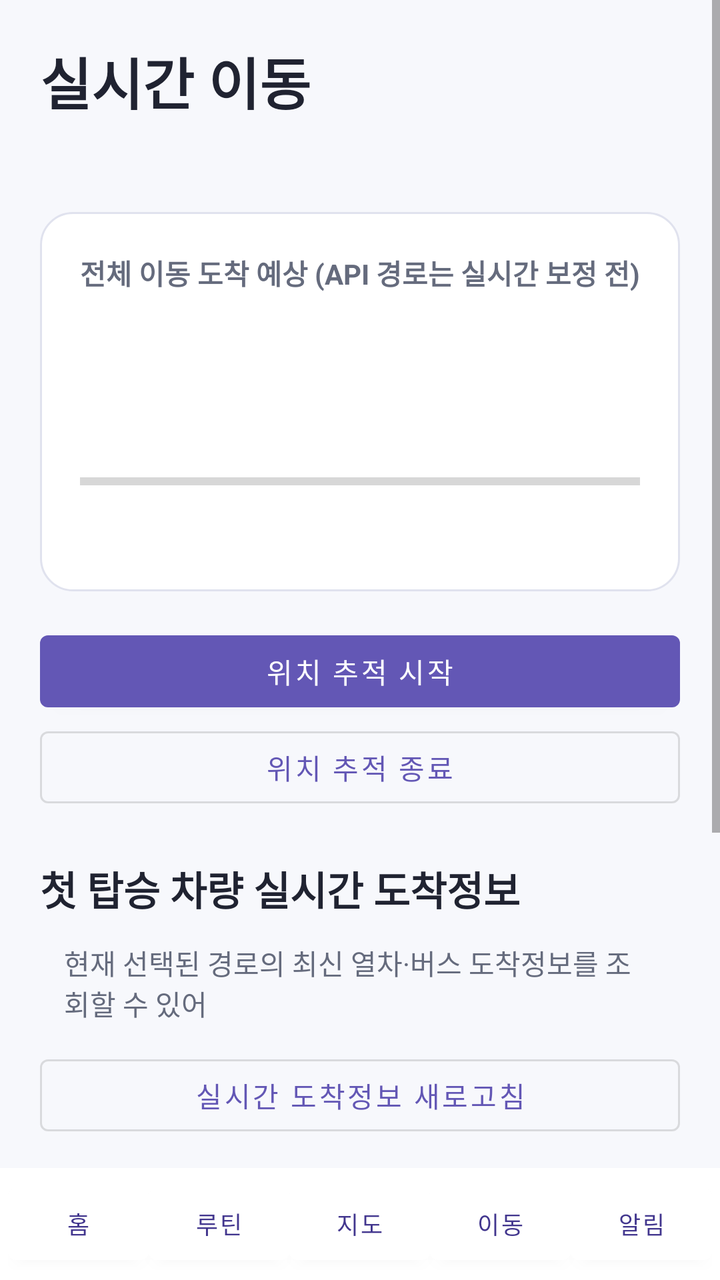
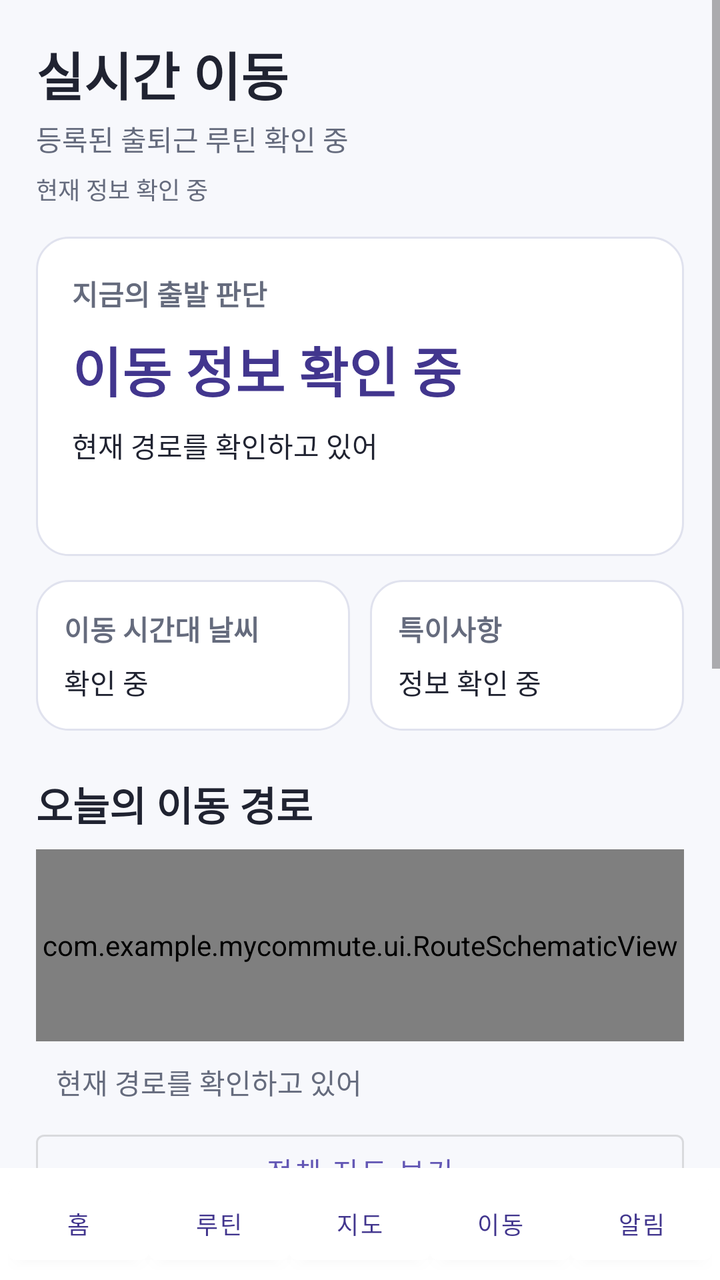

Before-and-after screenshots of an Android layout around one commit, followed by the original layout XML and the change that was made.
<!-- AndroidManifest.xml: application theme Theme.MyCommute -->
<!-- res/layout/activity_tracking.xml -->
<?xml version="1.0" encoding="utf-8"?>
<LinearLayout xmlns:android="http://schemas.android.com/apk/res/android" android:orientation="vertical"
    android:layout_width="match_parent" android:layout_height="match_parent">
    <ScrollView android:layout_width="match_parent" android:layout_height="0dp" android:layout_weight="1">
        <LinearLayout android:layout_width="match_parent" android:layout_height="wrap_content" android:padding="20dp" android:orientation="vertical">
            <TextView android:layout_width="match_parent" android:layout_height="wrap_content" android:text="실시간 이동"
                android:textSize="28sp" android:textStyle="bold" android:textColor="@color/text_primary"/>
            <TextView android:id="@+id/trackingStatus" android:layout_width="match_parent" android:layout_height="wrap_content" android:layout_marginTop="8dp"
                android:textColor="@color/text_secondary"/>
            <LinearLayout android:layout_width="match_parent" android:layout_height="wrap_content" android:orientation="vertical"
                android:layout_marginTop="18dp" android:padding="20dp" android:background="@drawable/bg_card">
                <TextView style="@style/Text.Label" android:layout_width="match_parent" android:layout_height="wrap_content" android:text="전체 이동 도착 예상 (API 경로는 실시간 보정 전)"/>
                <TextView android:id="@+id/trackingEta" android:layout_width="match_parent" android:layout_height="wrap_content"
                    android:layout_marginTop="8dp" android:textSize="32sp" android:textStyle="bold" android:textColor="@color/primary_dark"/>
                <TextView android:id="@+id/trackingProgress" android:layout_width="match_parent" android:layout_height="wrap_content"
                    android:layout_marginTop="8dp" android:textColor="@color/text_secondary"/>
                <ProgressBar android:id="@+id/trackingBar" style="?android:attr/progressBarStyleHorizontal" android:layout_width="match_parent"
                    android:layout_height="8dp" android:layout_marginTop="12dp" android:max="100"/>
                <TextView android:id="@+id/trackingLocation" android:layout_width="match_parent" android:layout_height="wrap_content"
                    android:layout_marginTop="12dp" android:textColor="@color/text_secondary"/>
            </LinearLayout>
            <com.google.android.material.button.MaterialButton android:id="@+id/btnStartTracking" android:layout_width="match_parent"
                android:layout_height="wrap_content" android:layout_marginTop="16dp" android:text="위치 추적 시작"/>
            <com.google.android.material.button.MaterialButton android:id="@+id/btnStopTracking" android:layout_width="match_parent"
                android:layout_height="wrap_content" android:text="위치 추적 종료"
                style="@style/Widget.MaterialComponents.Button.OutlinedButton"/>
            <TextView style="@style/Text.Section" android:layout_width="match_parent"
                android:layout_height="wrap_content" android:layout_marginTop="22dp"
                android:text="첫 탑승 차량 실시간 도착정보"/>
            <TextView android:id="@+id/trackingLiveArrival" android:layout_width="match_parent"
                android:layout_height="wrap_content" android:padding="12dp"
                android:text="현재 선택된 경로의 최신 열차·버스 도착정보를 조회할 수 있어"
                android:textColor="@color/text_secondary"/>
            <com.google.android.material.button.MaterialButton android:id="@+id/btnRefreshTrackingArrival"
                android:layout_width="match_parent" android:layout_height="wrap_content"
                android:text="실시간 도착정보 새로고침"
                style="@style/Widget.MaterialComponents.Button.OutlinedButton"/>
            <TextView style="@style/Text.Section" android:layout_width="match_parent" android:layout_height="wrap_content"
                android:layout_marginTop="22dp" android:text="첫 탑승 가능성 (GPS 기반 추정)"/>
            <TextView android:id="@+id/trackingBoardingEstimate" android:layout_width="match_parent"
                android:layout_height="wrap_content" android:padding="12dp"
                android:text="위치 추적과 도착정보 조회가 필요해"
                android:background="@drawable/bg_card"
                android:textColor="@color/text_primary"/>
            <TextView style="@style/Text.Section" android:layout_width="match_parent" android:layout_height="wrap_content"
                android:layout_marginTop="22dp" android:text="오늘의 이동 타임라인"/>
            <LinearLayout android:id="@+id/trackingTimeline" android:layout_width="match_parent" android:layout_height="wrap_content"
                android:layout_marginTop="8dp" android:orientation="vertical"/>
            <TextView android:layout_width="match_parent" android:layout_height="wrap_content" android:layout_marginTop="16dp"
                android:text="탑승 가능성은 직선거리 기반의 추정이야. 정확한 도보 경로·차량의 실제 운행·전체 도착시간·자동 출발 알림은 아직 연결되지 않았어."
                android:textColor="@color/warning" android:textSize="13sp"/>
        </LinearLayout>
    </ScrollView>
    <include layout="@layout/view_bottom_nav"/>
</LinearLayout>
<!-- res/layout/view_bottom_nav.xml (included above) -->
<?xml version="1.0" encoding="utf-8"?>
<LinearLayout xmlns:android="http://schemas.android.com/apk/res/android"
    android:id="@+id/bottomNav" android:layout_width="match_parent" android:layout_height="wrap_content"
    android:padding="4dp" android:background="@color/surface" android:orientation="horizontal">
    <Button android:id="@+id/navHome" android:layout_width="0dp" android:layout_weight="1" android:layout_height="48dp"
        android:backgroundTint="@color/surface" android:textColor="@color/primary_dark" android:textSize="12sp" android:text="홈" />
    <Button android:id="@+id/navCustom" android:layout_width="0dp" android:layout_weight="1" android:layout_height="48dp"
        android:backgroundTint="@color/surface" android:textColor="@color/primary_dark" android:textSize="12sp" android:text="루틴" />
    <Button android:id="@+id/navMap" android:layout_width="0dp" android:layout_weight="1" android:layout_height="48dp"
        android:backgroundTint="@color/surface" android:textColor="@color/primary_dark" android:textSize="12sp" android:text="지도" />
    <Button android:id="@+id/navTracking" android:layout_width="0dp" android:layout_weight="1" android:layout_height="48dp"
        android:backgroundTint="@color/surface" android:textColor="@color/primary_dark" android:textSize="12sp" android:text="이동" />
    <Button android:id="@+id/navLogs" android:layout_width="0dp" android:layout_weight="1" android:layout_height="48dp"
        android:backgroundTint="@color/surface" android:textColor="@color/primary_dark" android:textSize="12sp" android:text="알림" />
</LinearLayout>
<!-- resources referenced by this layout -->
<resources>
  <color name="primary_dark">#42368E</color>
  <color name="surface">#FFFFFF</color>
  <color name="text_primary">#202331</color>
  <color name="text_secondary">#656B7D</color>
  <color name="warning">#C16E1B</color>
  <!-- drawable bg_card (drawable) -->
  <shape xmlns:android="http://schemas.android.com/apk/res/android">
      <solid android:color="@color/surface" />
      <corners android:radius="16dp" />
      <stroke android:width="1dp" android:color="@color/border" />
  </shape>
  <style name="Text.Label" parent="">
          <item name="android:textSize">14sp</item>
          <item name="android:textStyle">bold</item>
          <item name="android:textColor">@color/text_secondary</item>
      </style>
  <style name="Text.Section" parent="">
          <item name="android:textSize">20sp</item>
          <item name="android:textStyle">bold</item>
          <item name="android:textColor">@color/text_primary</item>
      </style>
  <style name="Theme.MyCommute" parent="Theme.MaterialComponents.DayNight.NoActionBar">
          <item name="colorPrimary">@color/primary</item>
          <item name="colorPrimaryVariant">@color/primary_dark</item>
          <item name="colorOnPrimary">@android:color/white</item>
          <item name="android:statusBarColor">@color/primary_dark</item>
          <item name="android:navigationBarColor">@color/background</item>
          <item name="android:windowBackground">@color/background</item>
          <item name="fontFamily">sans</item>
      </style>
  <color name="border">#E0E2EE</color>
  <color name="primary">#6357B5</color>
  <color name="background">#F7F8FC</color>
</resources>

<!-- the commit's change to res/layout/activity_tracking.xml (unified diff, before → after) -->
@@ -1,54 +1,112 @@
 <?xml version="1.0" encoding="utf-8"?>
-<LinearLayout xmlns:android="http://schemas.android.com/apk/res/android" android:orientation="vertical"
-    android:layout_width="match_parent" android:layout_height="match_parent">
-    <ScrollView android:layout_width="match_parent" android:layout_height="0dp" android:layout_weight="1">
-        <LinearLayout android:layout_width="match_parent" android:layout_height="wrap_content" android:padding="20dp" android:orientation="vertical">
-            <TextView android:layout_width="match_parent" android:layout_height="wrap_content" android:text="실시간 이동"
-                android:textSize="28sp" android:textStyle="bold" android:textColor="@color/text_primary"/>
-            <TextView android:id="@+id/trackingStatus" android:layout_width="match_parent" android:layout_height="wrap_content" android:layout_marginTop="8dp"
-                android:textColor="@color/text_secondary"/>
-            <LinearLayout android:layout_width="match_parent" android:layout_height="wrap_content" android:orientation="vertical"
-                android:layout_marginTop="18dp" android:padding="20dp" android:background="@drawable/bg_card">
-                <TextView style="@style/Text.Label" android:layout_width="match_parent" android:layout_height="wrap_content" android:text="전체 이동 도착 예상 (API 경로는 실시간 보정 전)"/>
-                <TextView android:id="@+id/trackingEta" android:layout_width="match_parent" android:layout_height="wrap_content"
-                    android:layout_marginTop="8dp" android:textSize="32sp" android:textStyle="bold" android:textColor="@color/primary_dark"/>
-                <TextView android:id="@+id/trackingProgress" android:layout_width="match_parent" android:layout_height="wrap_content"
-                    android:layout_marginTop="8dp" android:textColor="@color/text_secondary"/>
-                <ProgressBar android:id="@+id/trackingBar" style="?android:attr/progressBarStyleHorizontal" android:layout_width="match_parent"
-                    android:layout_height="8dp" android:layout_marginTop="12dp" android:max="100"/>
-                <TextView android:id="@+id/trackingLocation" android:layout_width="match_parent" android:layout_height="wrap_content"
-                    android:layout_marginTop="12dp" android:textColor="@color/text_secondary"/>
+<LinearLayout xmlns:android="http://schemas.android.com/apk/res/android"
+    android:layout_width="match_parent" android:layout_height="match_parent"
+    android:orientation="vertical">
+    <ScrollView android:layout_width="match_parent" android:layout_height="0dp"
+        android:layout_weight="1" android:fillViewport="true">
+        <LinearLayout android:layout_width="match_parent" android:layout_height="wrap_content"
+            android:orientation="vertical" android:padding="18dp">
+            <TextView android:layout_width="match_parent" android:layout_height="wrap_content"
+                android:text="실시간 이동" android:textColor="@color/text_primary"
+                android:textStyle="bold" android:textSize="26sp"/>
+            <TextView android:id="@+id/liveRouteTitle" android:layout_width="match_parent"
+                android:layout_height="wrap_content" android:layout_marginTop="3dp"
+                android:text="등록된 출퇴근 루틴 확인 중" android:textColor="@color/text_secondary"/>
+            <TextView android:id="@+id/liveSyncStatus" android:layout_width="match_parent"
+                android:layout_height="wrap_content" android:layout_marginTop="6dp"
+                android:text="현재 정보 확인 중" android:textColor="@color/text_secondary" android:textSize="12sp"/>
+
+            <LinearLayout android:layout_width="match_parent" android:layout_height="wrap_content"
+                android:layout_marginTop="15dp" android:padding="18dp"
+                android:background="@drawable/bg_card" android:orientation="vertical">
+                <TextView style="@style/Text.Label" android:layout_width="match_parent"
+                    android:layout_height="wrap_content" android:text="지금의 출발 판단"/>
+                <TextView android:id="@+id/liveDepartureHeadline" android:layout_width="match_parent"
+                    android:layout_height="wrap_content" android:layout_marginTop="8dp"
+                    android:text="이동 정보 확인 중" android:textSize="27sp"
+                    android:textStyle="bold" android:textColor="@color/primary_dark"/>
+                <TextView android:id="@+id/liveDepartureDetail" android:layout_width="match_parent"
+                    android:layout_height="wrap_content" android:layout_marginTop="8dp"
+                    android:textColor="@color/text_primary" android:text="현재 경로를 확인하고 있어"/>
+                <TextView android:id="@+id/liveArrivalPlan" android:layout_width="match_parent"
+                    android:layout_height="wrap_content" android:layout_marginTop="8dp"
+                    android:textColor="@color/text_secondary"/>
             </LinearLayout>
-            <com.google.android.material.button.MaterialButton android:id="@+id/btnStartTracking" android:layout_width="match_parent"
-                android:layout_height="wrap_content" android:layout_marginTop="16dp" android:text="위치 추적 시작"/>
-            <com.google.android.material.button.MaterialButton android:id="@+id/btnStopTracking" android:layout_width="match_parent"
-                android:layout_height="wrap_content" android:text="위치 추적 종료"
-                style="@style/Widget.MaterialComponents.Button.OutlinedButton"/>
+
+            <LinearLayout android:layout_width="match_parent" android:layout_height="wrap_content"
+                android:orientation="horizontal" android:layout_marginTop="12dp">
+                <LinearLayout android:layout_width="0dp" android:layout_weight="1"
+                    android:layout_height="wrap_content" android:orientation="vertical"
+                    android:padding="14dp" android:background="@drawable/bg_card">
+                    <TextView style="@style/Text.Label" android:layout_width="match_parent"
+                        android:layout_height="wrap_content" android:text="이동 시간대 날씨"/>
+                    <TextView android:id="@+id/liveWeather" android:layout_width="match_parent"
+                        android:layout_height="wrap_content" android:layout_marginTop="6dp"
+                        android:text="확인 중" android:textSize="14sp" android:textColor="@color/text_primary"/>
+                </LinearLayout>
+                <View android:layout_width="10dp" android:layout_height="1dp"/>
+                <LinearLayout android:layout_width="0dp" android:layout_weight="1"
+                    android:layout_height="wrap_content" android:orientation="vertical"
+                    android:padding="14dp" android:background="@drawable/bg_card">
+                    <TextView style="@style/Text.Label" android:layout_width="match_parent"
+                        android:layout_height="wrap_content" android:text="특이사항"/>
+                    <TextView android:id="@+id/liveAlerts" android:layout_width="match_parent"
+                        android:layout_height="wrap_content" android:layout_marginTop="6dp"
+                        android:text="정보 확인 중" android:textSize="14sp" android:textColor="@color/text_primary"/>
+                </LinearLayout>
+            </LinearLayout>
+
             <TextView style="@style/Text.Section" android:layout_width="match_parent"
                 android:layout_height="wrap_content" android:layout_marginTop="22dp"
-                android:text="첫 탑승 차량 실시간 도착정보"/>
-            <TextView android:id="@+id/trackingLiveArrival" android:layout_width="match_parent"
-                android:layout_height="wrap_content" android:padding="12dp"
-                android:text="현재 선택된 경로의 최신 열차·버스 도착정보를 조회할 수 있어"
+                android:text="오늘의 이동 경로"/>
+            <com.example.mycommute.ui.RouteSchematicView
+                android:id="@+id/liveSchematic" android:layout_width="match_parent"
+                android:layout_height="96dp" android:layout_marginTop="8dp"
+                android:background="@drawable/bg_card"/>
+            <TextView android:id="@+id/liveRouteSteps" android:layout_width="match_parent"
+                android:layout_height="wrap_content" android:padding="10dp"
+                android:text="현재 경로를 확인하고 있어"
                 android:textColor="@color/text_secondary"/>
-            <com.google.android.material.button.MaterialButton android:id="@+id/btnRefreshTrackingArrival"
+            <com.google.android.material.button.MaterialButton
+                android:id="@+id/liveOpenMap" android:layout_width="match_parent"
+                android:layout_height="wrap_content" android:text="전체 지도 보기"
+                style="@style/Widget.MaterialComponents.Button.OutlinedButton"/>
+
+            <TextView style="@style/Text.Section" android:layout_width="match_parent"
+                android:layout_height="wrap_content" android:layout_marginTop="18dp"
+                android:text="다음 대중교통"/>
+            <LinearLayout android:layout_width="match_parent" android:layout_height="wrap_content"
+                android:padding="15dp" android:background="@drawable/bg_card"
+                android:orientation="vertical">
+                <TextView android:id="@+id/liveNextVehicle" android:layout_width="match_parent"
+                    android:layout_height="wrap_content"
+                    android:text="도착정보 확인 중" android:textColor="@color/text_primary"
+                    android:textStyle="bold" android:textSize="18sp"/>
+                <TextView android:id="@+id/liveBoarding" android:layout_width="match_parent"
+                    android:layout_height="wrap_content" android:layout_marginTop="8dp"
+                    android:text="GPS 위치 확인 후 탑승 가능성 추정"
+                    android:textColor="@color/text_secondary"/>
+            </LinearLayout>
+            <TextView android:id="@+id/livePosition" android:layout_width="match_parent"
+                android:layout_height="wrap_content" android:layout_marginTop="8dp"
+                android:text="GPS 추적은 사용자가 켜야 활성화돼"
+                android:textColor="@color/text_secondary" android:textSize="12sp"/>
+
+            <com.google.android.material.button.MaterialButton android:id="@+id/liveStartTracking"
                 android:layout_width="match_parent" android:layout_height="wrap_content"
-                android:text="실시간 도착정보 새로고침"
+                android:layout_marginTop="15dp" android:text="위치 추적 시작"/>
+            <com.google.android.material.button.MaterialButton android:id="@+id/liveStopTracking"
+                android:layout_width="match_parent" android:layout_height="wrap_content"
+                android:text="위치 추적 종료"
                 style="@style/Widget.MaterialComponents.Button.OutlinedButton"/>
-            <TextView style="@style/Text.Section" android:layout_width="match_parent" android:layout_height="wrap_content"
-                android:layout_marginTop="22dp" android:text="첫 탑승 가능성 (GPS 기반 추정)"/>
-            <TextView android:id="@+id/trackingBoardingEstimate" android:layout_width="match_parent"
-                android:layout_height="wrap_content" android:padding="12dp"
-                android:text="위치 추적과 도착정보 조회가 필요해"
-                android:background="@drawable/bg_card"
-                android:textColor="@color/text_primary"/>
-            <TextView style="@style/Text.Section" android:layout_width="match_parent" android:layout_height="wrap_content"
-                android:layout_marginTop="22dp" android:text="오늘의 이동 타임라인"/>
-            <LinearLayout android:id="@+id/trackingTimeline" android:layout_width="match_parent" android:layout_height="wrap_content"
-                android:layout_marginTop="8dp" android:orientation="vertical"/>
-            <TextView android:layout_width="match_parent" android:layout_height="wrap_content" android:layout_marginTop="16dp"
-                android:text="탑승 가능성은 직선거리 기반의 추정이야. 정확한 도보 경로·차량의 실제 운행·전체 도착시간·자동 출발 알림은 아직 연결되지 않았어."
-                android:textColor="@color/warning" android:textSize="13sp"/>
+            <com.google.android.material.button.MaterialButton android:id="@+id/liveRefresh"
+                android:layout_width="match_parent" android:layout_height="wrap_content"
+                android:text="현재 정보 확인"
+                style="@style/Widget.MaterialComponents.Button.TextButton"/>
+            <TextView android:layout_width="match_parent" android:layout_height="wrap_content"
+                android:layout_marginTop="12dp" android:padding="6dp"
+                android:text="전체 경로·보행시간은 예측값이야. 차량 도착정보는 확인된 첫 탑승만 표시하고, 실제 운행 이상·기상특보는 별도 데이터 연결 전까지 확인되지 않아."
+                android:textColor="@color/text_secondary" android:textSize="12sp"/>
         </LinearLayout>
     </ScrollView>
     <include layout="@layout/view_bottom_nav"/>
<!-- resource entries referenced after the edit -->
@@ -4,7 +4,6 @@
   <color name="surface">#FFFFFF</color>
   <color name="text_primary">#202331</color>
   <color name="text_secondary">#656B7D</color>
-  <color name="warning">#C16E1B</color>
   <!-- drawable bg_card (drawable) -->
   <shape xmlns:android="http://schemas.android.com/apk/res/android">
       <solid android:color="@color/surface" />
